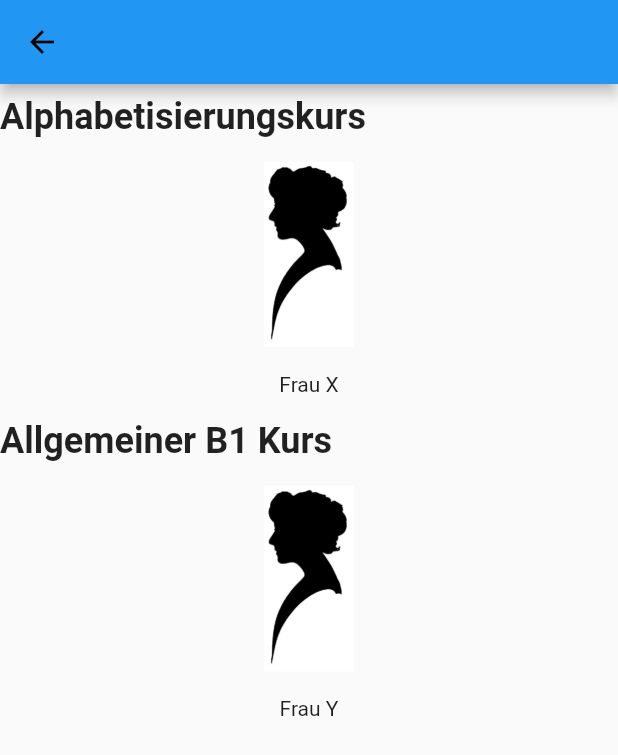
After one commit to emircaglar/campus, a Flutter app: the screen it shows after launch, after a tap on "Personen", on a phone screen of 412 x 824 dp. The commit adds this screen. Shown: the top 755 px of the screen. Run offline on Flutter 3.47's test engine with Material 2 defaults, Android fonts, the phone set to English and light mode, and no system bars.

Commit message:
prisma aboutcontainer lehrer

```diff
--- a/lib/home.dart
+++ b/lib/home.dart
@@ -1,6 +1,7 @@
 import 'package:flutter/cupertino.dart';
 import 'package:flutter/material.dart';
 import 'package:untitled1/kursen.dart';
+import 'package:untitled1/lehrer.dart';
 
 import 'books.dart';
 
@@ -129,13 +130,14 @@ class Home extends StatelessWidget {
                       HomeoptionsContainer(
                         media: media,
                         bottumText: 'Books',
-                        buttomIcon: Icons.menu_book,navigate: () {
+                        buttomIcon: Icons.menu_book,
+                          navigate: () {
                         Navigator.push(
                           context,
                           MaterialPageRoute(builder: (context) => Books()),
                         );
                       }
-                        ,
+
                       )
                     ],
                   ),
@@ -144,8 +146,13 @@ class Home extends StatelessWidget {
                     children: [
                       HomeoptionsContainer(
                         media: media,
-                        bottumText: 'Aktivitäten',
-                        buttomIcon: Icons.account_balance_rounded,
+                        bottumText: 'Personen',
+                        buttomIcon: Icons.account_box,  navigate: () {
+                        Navigator.push(
+                          context,
+                          MaterialPageRoute(builder: (context) => Lehrer()),
+                        );
+                      }
                       ),
                       HomeoptionsContainer(
                         media: media,
--- a/lib/kursen.dart
+++ b/lib/kursen.dart
@@ -81,7 +81,6 @@ class Kursen extends StatelessWidget {
                     width: media.width * .9,
                   ),
                   StudyContainer(media: media,title:"Allgemeiner Kurs", zweitetitle:'Beginn: 04.10.202',drittetitle: 'Mo-Do. 17:30 bis 20:40 Uhr', ),
-                  //Mo-Do. 17:30 bis 20:40 Uhr'''
                   StudyContainer(media: media,title:"Zweitschriftlernerkurs",zweitetitle:"Beginn: 26.01.2022",drittetitle: '09:00 bis 13:00 Uhr',),
                   StudyContainer(media: media,title:"Allgemeiner Kurs",zweitetitle:"Beginn: 14.03.2021",drittetitle: '09:00 bis 13:00 Uhr',),
                   StudyContainer(media: media,title:"Allgemeiner Kurs",zweitetitle:"Beginn: 14.03.2022",drittetitle: 'Mo-Do. 18:00 bis 21:15 Uhr',),
--- /dev/null
+++ b/lib/lehrer.dart
@@ -0,0 +1,107 @@
+
+import 'package:flutter/material.dart';
+
+class Lehrer extends StatelessWidget {
+  const Lehrer({Key? key}) : super(key: key);
+
+  @override
+  Widget build(BuildContext context) {
+    var media=MediaQuery.of(context).size;
+    return Scaffold(
+      appBar: AppBar(
+        iconTheme: IconThemeData(color: Colors.black),
+      ),
+      body: Column(
+        children: [
+          Column(children: [
+
+            Row(
+              children: [
+                Padding(
+                  padding: const EdgeInsets.symmetric(vertical: 8.0),
+                  child: Text(
+                    "Alphabetisierungskurs",
+                    textAlign: TextAlign.start,
+                    style: TextStyle(fontSize: 24, fontWeight: FontWeight.bold),
+                  ),
+                ),
+              ],
+            ),
+
+            Padding(
+              padding: const EdgeInsets.all(8.0),
+              child: Row(
+                mainAxisAlignment: MainAxisAlignment.center,
+                children: [
+                  LehrerContainer(media: media, image:"images/bayan.jpg",bottumText: 'Frau X' ),
+                ],
+              ),
+            )
+
+
+          ],),Column(children: [
+
+            Row(
+              children: [
+                Padding(
+                  padding: const EdgeInsets.symmetric(vertical: 8.0),
+                  child: Text(
+                    "Allgemeiner B1 Kurs",
+                    textAlign: TextAlign.start,
+                    style: TextStyle(fontSize: 24, fontWeight: FontWeight.bold),
+                  ),
+                ),
+              ],
+            ),
+
+            Padding(
+              padding: const EdgeInsets.all(8.0),
+              child: Row(
+                mainAxisAlignment: MainAxisAlignment.center,
+                children: [
+                  LehrerContainer(media: media, image:"images/bayan.jpg",bottumText: 'Frau Y' ),
+                ],
+              ),
+            )
+
+
+          ],),
+        ],
+      ),
+    );
+  }
+}
+
+class LehrerContainer extends StatelessWidget {
+  const LehrerContainer({
+    Key? key,
+    required this.media,
+    required this.image,
+    required this.bottumText,
+  }) : super(key: key);
+
+  final Size media;
+  final String image;
+  final String bottumText;
+
+  @override
+  Widget build(BuildContext context) {
+    return Column(
+      crossAxisAlignment: CrossAxisAlignment.center,
+      children: [
+        Container(
+          decoration: BoxDecoration(
+              borderRadius: BorderRadius.circular(10),
+              image: DecorationImage(
+                image: AssetImage(image),
+              ),
+          ),
+          width: media.width * .3,
+          height: media.height * .15,
+        ),
+        SizedBox(height: media.height * 0.02),
+        Text(bottumText)
+      ],
+    );
+  }
+}
```
Also changed, not shown: images/bayan.jpg (added).
